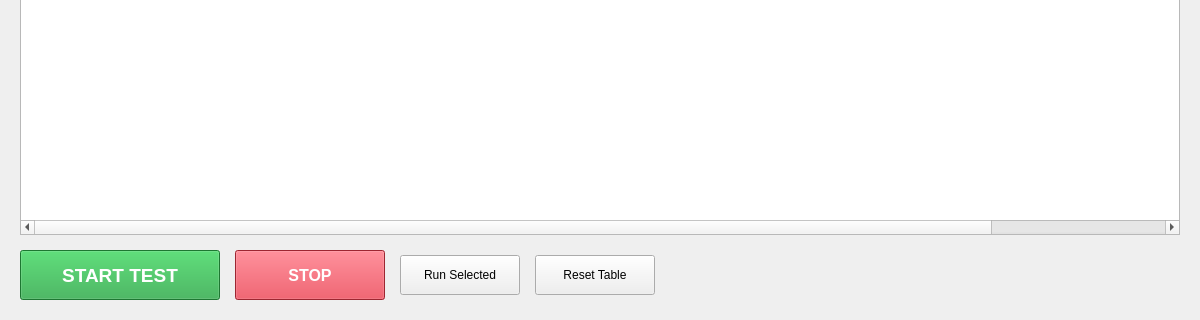
Qt form new_ui/forms/execution.ui (SuryaPrasathB/Comminent-PCB-Tester) before a commit; both pictures show x 0 to 1200 and y 380 to 700 of the 1200 by 700 pixel window.
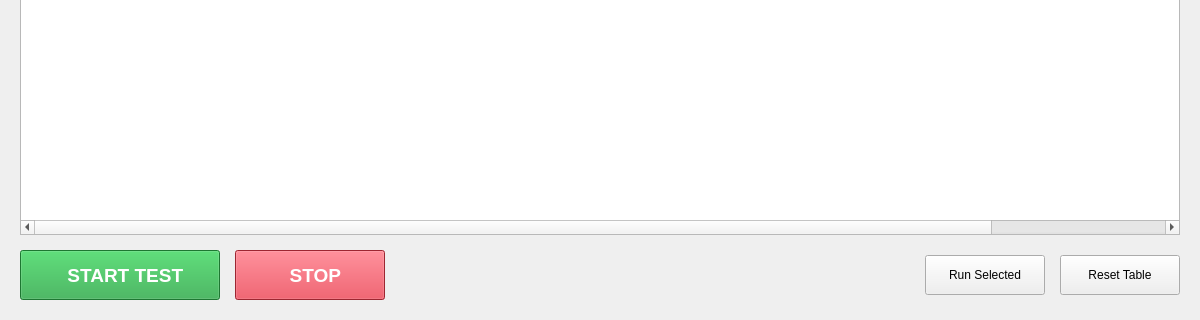
The same form after that commit.

Commit message: Enhance Execution Screen UI: Improve table layout, spacing, and button alignment.

Diff of the .ui file:
```diff
--- a/new_ui/forms/execution.ui
+++ b/new_ui/forms/execution.ui
@@ -196,7 +196,7 @@
         <string notr="true">background-color: #28a745; color: white; font-size: 14pt; font-weight: bold;</string>
        </property>
        <property name="text">
-        <string>START TEST</string>
+        <string>  START TEST</string>
        </property>
       </widget>
      </item>
@@ -209,41 +209,14 @@
         </size>
        </property>
        <property name="styleSheet">
-        <string notr="true">background-color: #dc3545; color: white; font-weight: bold; font-size: 12pt;</string>
+        <string notr="true">background-color: #dc3545; color: white; font-weight: bold; font-size: 14pt;</string>
        </property>
        <property name="text">
-        <string>STOP</string>
+        <string>  STOP</string>
        </property>
       </widget>
      </item>
 
-     <item>
-        <widget class="QPushButton" name="pushButton_runOne">
-            <property name="text">
-                <string>Run Selected</string>
-            </property>
-             <property name="minimumSize">
-              <size>
-               <width>120</width>
-               <height>40</height>
-              </size>
-             </property>
-        </widget>
-     </item>
-     <item>
-        <widget class="QPushButton" name="pushButton_reset">
-            <property name="text">
-                <string>Reset Table</string>
-            </property>
-             <property name="minimumSize">
-              <size>
-               <width>120</width>
-               <height>40</height>
-              </size>
-             </property>
-        </widget>
-     </item>
-
      <item>
       <spacer name="horizontalSpacer_bottom">
        <property name="orientation">
@@ -258,6 +231,33 @@
       </spacer>
      </item>
 
+     <item>
+        <widget class="QPushButton" name="pushButton_runOne">
+            <property name="text">
+                <string>Run Selected</string>
+            </property>
+             <property name="minimumSize">
+              <size>
+               <width>120</width>
+               <height>40</height>
+              </size>
+             </property>
+        </widget>
+     </item>
+     <item>
+        <widget class="QPushButton" name="pushButton_reset">
+            <property name="text">
+                <string>Reset Table</string>
+            </property>
+             <property name="minimumSize">
+              <size>
+               <width>120</width>
+               <height>40</height>
+              </size>
+             </property>
+        </widget>
+     </item>
+
     </layout>
    </item>
   </layout>
```
The commit also changes 2 other files.
